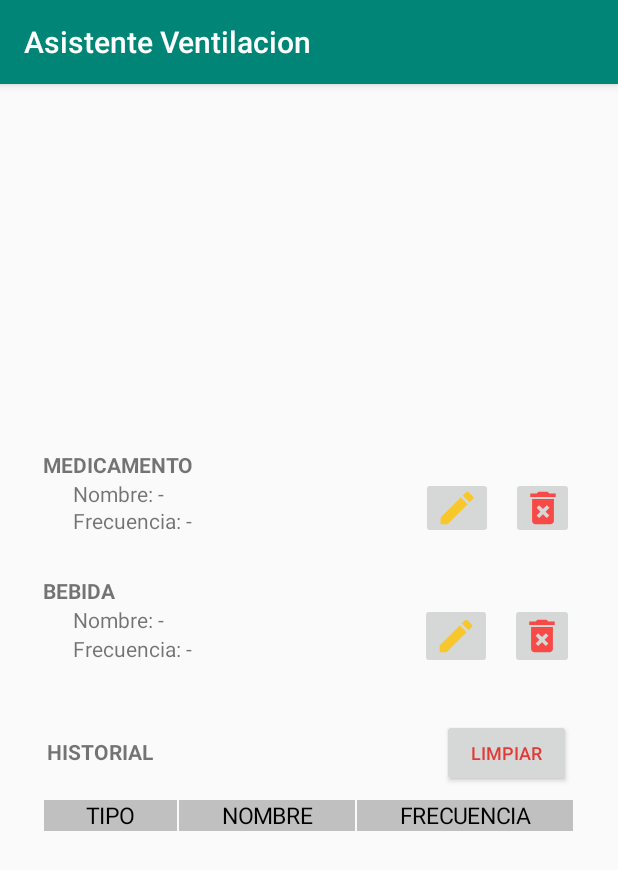
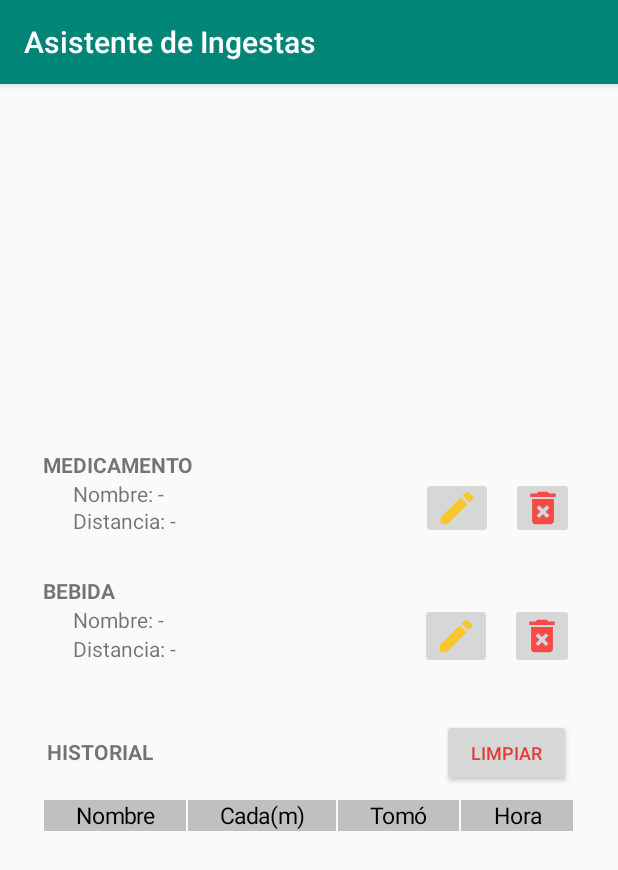
Before and after one commit to eliasgarcia/SOA-TP2, an Android app: the MainActivity screen opened directly, with no data from a screen before it, after a tap on "LIMPIAR", on a phone screen of 412 x 824 dp. Shown: the top 870 px of the screen. Run offline under Robolectric (Android 15) with nearby library versions, the phone set to English and light mode, and no system bars; 1 statement that could not run was skipped.

Commit message:
se cambia el campo frecuencia por Distancia

```diff
--- a/CODIGO/AsistenteIngesta/app/src/main/java/com/grupo10/asistenteingesta/modelo/EstadoIngesta.java
+++ b/CODIGO/AsistenteIngesta/app/src/main/java/com/grupo10/asistenteingesta/modelo/EstadoIngesta.java
@@ -1,25 +1,47 @@
 package com.grupo10.asistenteingesta.modelo;
+
+import java.text.SimpleDateFormat;
+import java.util.Calendar;
 
 public class EstadoIngesta extends Ingesta {
 
-    private Boolean estado;
+    private Boolean realizado;
+    private Calendar hora;
 
     public EstadoIngesta(){}
 
-    public EstadoIngesta(Ingesta ingesta,Boolean estado){
+    public EstadoIngesta(Ingesta ingesta,Boolean realizado,Calendar hora){
         super(ingesta);
-        this.estado = estado;
+        this.realizado = realizado;
+        this.hora = hora;
     }
 
     public EstadoIngesta(Ingesta ingesta){
         super(ingesta);
     }
 
-    public Boolean getEstado() {
-        return estado;
+    public Boolean getRealizado() {
+        return realizado;
     }
 
-    public void setEstado(Boolean estado) {
-        this.estado = estado;
+    public void setRealizado(Boolean realizado) {
+        this.realizado = realizado;
+    }
+
+    public Calendar getHora() {
+        return hora;
+    }
+
+    public String getHoraFormateada(){
+        SimpleDateFormat format = new SimpleDateFormat("dd/MM hh:mm");
+        if(hora!=null){
+            return format.format(hora.getTime());
+        }else{
+            return "";
+        }
+    }
+
+    public void setHora(Calendar hora) {
+        this.hora = hora;
     }
 }
--- a/CODIGO/AsistenteIngesta/app/src/main/java/com/grupo10/asistenteingesta/modelo/Ingesta.java
+++ b/CODIGO/AsistenteIngesta/app/src/main/java/com/grupo10/asistenteingesta/modelo/Ingesta.java
@@ -2,12 +2,12 @@ package com.grupo10.asistenteingesta.modelo;
 
 public class Ingesta {
     private String nombre;
-    private Integer frecuencia;
+    private Integer distancia;
 
 
     public Ingesta(Ingesta ingesta){
         this.nombre = ingesta.nombre;
-        this.frecuencia = ingesta.frecuencia;
+        this.distancia = ingesta.distancia;
     }
 
     public Ingesta(){}
@@ -20,11 +20,11 @@ public class Ingesta {
         this.nombre = nombre;
     }
 
-    public Integer getFrecuencia() {
-        return frecuencia;
+    public Integer getDistancia() {
+        return distancia;
     }
 
-    public void setFrecuencia(Integer frecuencia) {
-        this.frecuencia = frecuencia;
+    public void setDistancia(Integer distancia) {
+        this.distancia = distancia;
     }
 }
--- a/CODIGO/AsistenteIngesta/app/src/main/java/com/grupo10/asistenteingesta/ui/MainActivity.java
+++ b/CODIGO/AsistenteIngesta/app/src/main/java/com/grupo10/asistenteingesta/ui/MainActivity.java
@@ -3,9 +3,7 @@ package com.grupo10.asistenteingesta.ui;
 import androidx.appcompat.app.AlertDialog;
 import androidx.appcompat.app.AppCompatActivity;
 
-import android.app.AlarmManager;
 import android.app.Dialog;
-import android.app.PendingIntent;
 import android.content.DialogInterface;
 import android.content.Intent;
 import android.graphics.Color;
@@ -33,9 +31,9 @@ import java.util.List;
 public class MainActivity extends AppCompatActivity {
 
     private TextView lblMedicamentoNombre;
-    private TextView lblMedicamentoFrecuencia;
+    private TextView lblMedicamentoDistancia;
     private TextView lblBebidaNombre;
-    private TextView lblBebidaFrecuencia;
+    private TextView lblBebidaDistancia;
     private ImageButton btnEditarMedicamento;
     private ImageButton btnEliminarMedicamento;
     private ImageButton btnEditarBebida;
@@ -49,14 +47,14 @@ public class MainActivity extends AppCompatActivity {
     protected void onCreate(Bundle savedInstanceState) {
         super.onCreate(savedInstanceState);
         setContentView(R.layout.activity_main);
-        lblMedicamentoFrecuencia = findViewById(R.id.lblMedicamentoFrecuencia);
+        lblMedicamentoDistancia = findViewById(R.id.lblMedicamentoDistancia);
         lblMedicamentoNombre = findViewById(R.id.lblMedicamentoNombre);
         btnEditarMedicamento = findViewById(R.id.btnEditarMedicamento);
         btnEliminarMedicamento = findViewById(R.id.btnEliminarMedicamento);
         btnEditarMedicamento.setOnClickListener(botonesListeners);
         btnEliminarMedicamento.setOnClickListener(botonesListeners);
 
-        lblBebidaFrecuencia = findViewById(R.id.lblBebidaFrecuencia);
+        lblBebidaDistancia = findViewById(R.id.lblBebidaDistancia);
         lblBebidaNombre = findViewById(R.id.lblBebidaNombre);
         btnEditarBebida = findViewById(R.id.btnEditarBebida);
         btnEliminarBebida = findViewById(R.id.btnEliminarBebida);
@@ -102,23 +100,23 @@ public class MainActivity extends AppCompatActivity {
 
     private void setMedicamento() {
         Ingesta medicamento = persistenciaLocal.getMedicamento();
-        String nombre = "Nombre: -", frecuencia = "Frecuencia: -";
+        String nombre = "Nombre: -", distancia = "Distancia: -";
         if (medicamento != null) {
             nombre = "Nombre: " + medicamento.getNombre();
-            frecuencia = "Frecuencia: " + medicamento.getFrecuencia().toString();
+            distancia = "Distancia: " + medicamento.getDistancia().toString() + " minutos";
         }
-        lblMedicamentoFrecuencia.setText(frecuencia);
+        lblMedicamentoDistancia.setText(distancia);
         lblMedicamentoNombre.setText(nombre);
     }
 
     private void setBebida() {
         Ingesta bebida = persistenciaLocal.getBebida();
-        String nombre = "Nombre: -", frecuencia = "Frecuencia: -";
+        String nombre = "Nombre: -", distancia = "Distancia: -";
         if (bebida != null) {
             nombre = "Nombre: " + bebida.getNombre();
-            frecuencia = "Frecuencia: " + bebida.getFrecuencia().toString();
+            distancia = "Distancia: " + bebida.getDistancia().toString() + " minutos";
         }
-        lblBebidaFrecuencia.setText(frecuencia);
+        lblBebidaDistancia.setText(distancia);
         lblBebidaNombre.setText(nombre);
     }
 
@@ -132,15 +130,18 @@ public class MainActivity extends AppCompatActivity {
         }
         tabla.removeAllViews();
         TableRow tr1 = new TableRow(this);
-        tr1.addView(getCell("TIPO", Color.rgb(192, 192, 192)), getTableRowParams());
-        tr1.addView(getCell("NOMBRE", Color.rgb(192, 192, 192)), getTableRowParams());
-        tr1.addView(getCell("FRECUENCIA", Color.rgb(192, 192, 192)), getTableRowParams());
+        tr1.addView(getCell("Nombre", Color.rgb(192, 192, 192)), getTableRowParams());
+        tr1.addView(getCell("Cada(m)", Color.rgb(192, 192, 192)), getTableRowParams());
+        tr1.addView(getCell("Tomó", Color.rgb(192, 192, 192)), getTableRowParams());
+        tr1.addView(getCell("Hora", Color.rgb(192, 192, 192)), getTableRowParams());
+
         tabla.addView(tr1, getTableRowParams());
         for (EstadoIngesta ingesta : ingestas) {
             TableRow tr = new TableRow(this);
-            tr.addView(getCell(ingesta.getEstado().toString(), Color.rgb(153, 255, 153)), getTableRowParams());
             tr.addView(getCell(ingesta.getNombre(), Color.rgb(153, 255, 153)), getTableRowParams());
-            tr.addView(getCell(ingesta.getFrecuencia().toString(), Color.rgb(153, 255, 153)), getTableRowParams());
+            tr.addView(getCell(ingesta.getDistancia().toString(), Color.rgb(153, 255, 153)), getTableRowParams());
+            tr.addView(getCell(ingesta.getRealizado()?"Si":"No", Color.rgb(153, 255, 153)), getTableRowParams());
+            tr.addView(getCell(ingesta.getHoraFormateada(), Color.rgb(153, 255, 153)), getTableRowParams());
             tabla.addView(tr, getTableRowParams());
         }
     }
--- a/CODIGO/AsistenteIngesta/app/src/main/res/layout/activity_editar_ingesta.xml
+++ b/CODIGO/AsistenteIngesta/app/src/main/res/layout/activity_editar_ingesta.xml
@@ -46,12 +46,12 @@
             android:inputType="textPersonName" />
 
         <EditText
-            android:id="@+id/txtIngestaFrecuenciaNuevo"
+            android:id="@+id/txtIngestaDistanciaNueva"
             android:layout_width="wrap_content"
             android:layout_height="wrap_content"
             android:layout_marginLeft="30sp"
             android:ems="10"
-            android:hint="Frecuencia"
+            android:hint="Distancia(minutos)"
             android:inputType="number" />
 
         <LinearLayout
--- a/CODIGO/AsistenteIngesta/app/src/main/res/layout/activity_main.xml
+++ b/CODIGO/AsistenteIngesta/app/src/main/res/layout/activity_main.xml
@@ -87,11 +87,11 @@
                 android:text="Nombre: -" />
 
             <TextView
-                android:id="@+id/lblBebidaFrecuencia"
+                android:id="@+id/lblBebidaDistancia"
                 android:layout_width="177dp"
                 android:layout_height="20dp"
                 android:layout_marginLeft="20sp"
-                android:text="Frecuencia: -" />
+                android:text="Distancia: -" />
         </LinearLayout>
 
         <ImageButton
@@ -142,11 +142,11 @@
                 android:text="Nombre: -" />
 
             <TextView
-                android:id="@+id/lblMedicamentoFrecuencia"
+                android:id="@+id/lblMedicamentoDistancia"
                 android:layout_width="180dp"
                 android:layout_height="18dp"
                 android:layout_marginLeft="20sp"
-                android:text="Frecuencia: -" />
+                android:text="Distancia: -" />
         </LinearLayout>
 
         <ImageButton
--- a/CODIGO/AsistenteIngesta/app/src/main/res/values/strings.xml
+++ b/CODIGO/AsistenteIngesta/app/src/main/res/values/strings.xml
@@ -1,3 +1,3 @@
 <resources>
-    <string name="app_name">Asistente Ventilacion</string>
+    <string name="app_name">Asistente de Ingestas</string>
 </resources>
```
Also changed, not shown: CODIGO/AsistenteIngesta/app/src/main/java/com/grupo10/asistenteingesta/background/LecturaSensorAsynctask.java (+29 -3 lines), CODIGO/AsistenteIngesta/app/src/main/java/com/grupo10/asistenteingesta/ui/ConfirmarIngestaActivity.java (+5 -4 lines), CODIGO/AsistenteIngesta/app/src/main/java/com/grupo10/asistenteingesta/ui/EditarIngestaActivity.java (+7 -7 lines), CODIGO/AsistenteIngesta/app/src/main/res/layout/activity_confirmar_ingesta.xml (+10 -6 lines).
